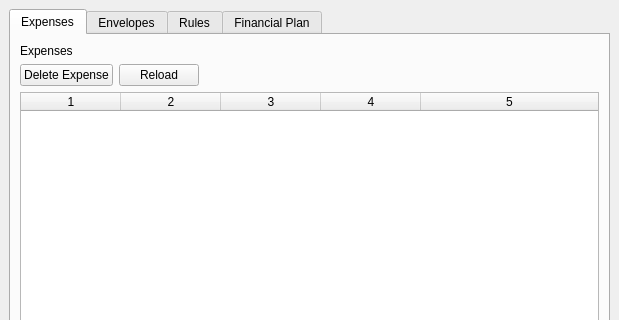
Qt form MainForm.ui (elricbk/pyenvelopes) before a commit; both pictures show x 0 to 619 and y 0 to 320 of the 619 by 627 pixel window.
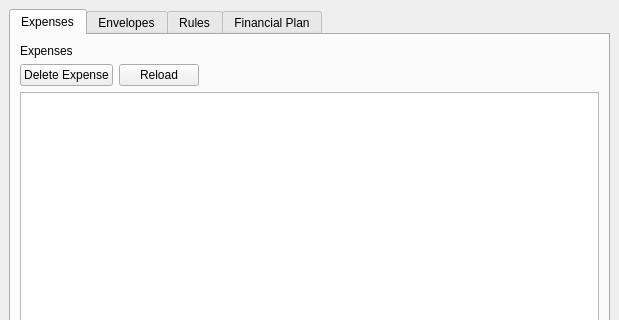
The same form after that commit. Custom widgets are drawn as their Qt base class.

Commit message: Expenses table replaced with tree with advanced rendering;

Diff of the .ui file:
```diff
--- a/MainForm.ui
+++ b/MainForm.ui
@@ -67,36 +67,27 @@
          </layout>
         </item>
         <item>
-         <widget class="QTableWidget" name="tableWidget">
+         <widget class="ExpenseTreeWidget" name="twExpenses">
           <property name="editTriggers">
            <set>QAbstractItemView::NoEditTriggers</set>
           </property>
+          <property name="alternatingRowColors">
+           <bool>false</bool>
+          </property>
           <property name="selectionMode">
            <enum>QAbstractItemView::SingleSelection</enum>
           </property>
           <property name="selectionBehavior">
            <enum>QAbstractItemView::SelectRows</enum>
           </property>
-          <property name="columnCount">
-           <number>5</number>
-          </property>
-          <attribute name="horizontalHeaderStretchLastSection">
-           <bool>true</bool>
-          </attribute>
-          <attribute name="verticalHeaderVisible">
+          <attribute name="headerVisible">
            <bool>false</bool>
           </attribute>
-          <attribute name="verticalHeaderDefaultSectionSize">
-           <number>19</number>
-          </attribute>
-          <attribute name="verticalHeaderStretchLastSection">
-           <bool>false</bool>
-          </attribute>
-          <column/>
-          <column/>
-          <column/>
-          <column/>
-          <column/>
+          <column>
+           <property name="text">
+            <string notr="true">1</string>
+           </property>
+          </column>
          </widget>
         </item>
         <item>
@@ -363,6 +354,11 @@
    <extends>QLineEdit</extends>
    <header>controls.autocompleteedit.h</header>
   </customwidget>
+  <customwidget>
+   <class>ExpenseTreeWidget</class>
+   <extends>QTreeWidget</extends>
+   <header>controls.expensetreewidget.h</header>
+  </customwidget>
  </customwidgets>
  <resources/>
  <connections>
```
The commit also changes 3 other files.
